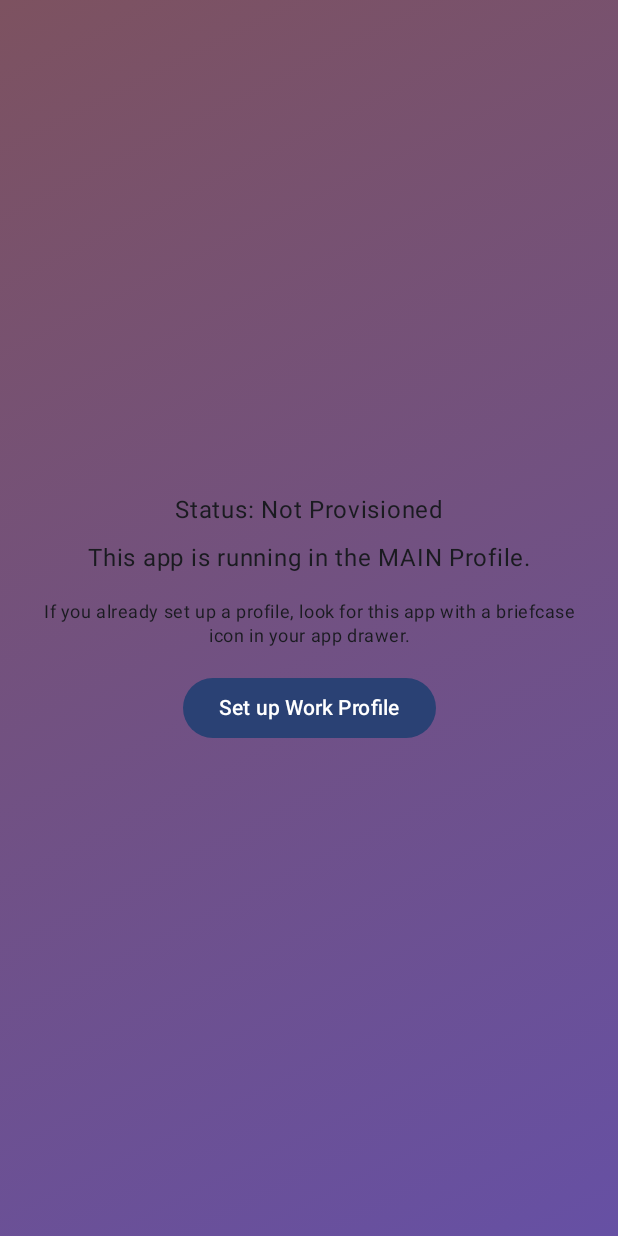
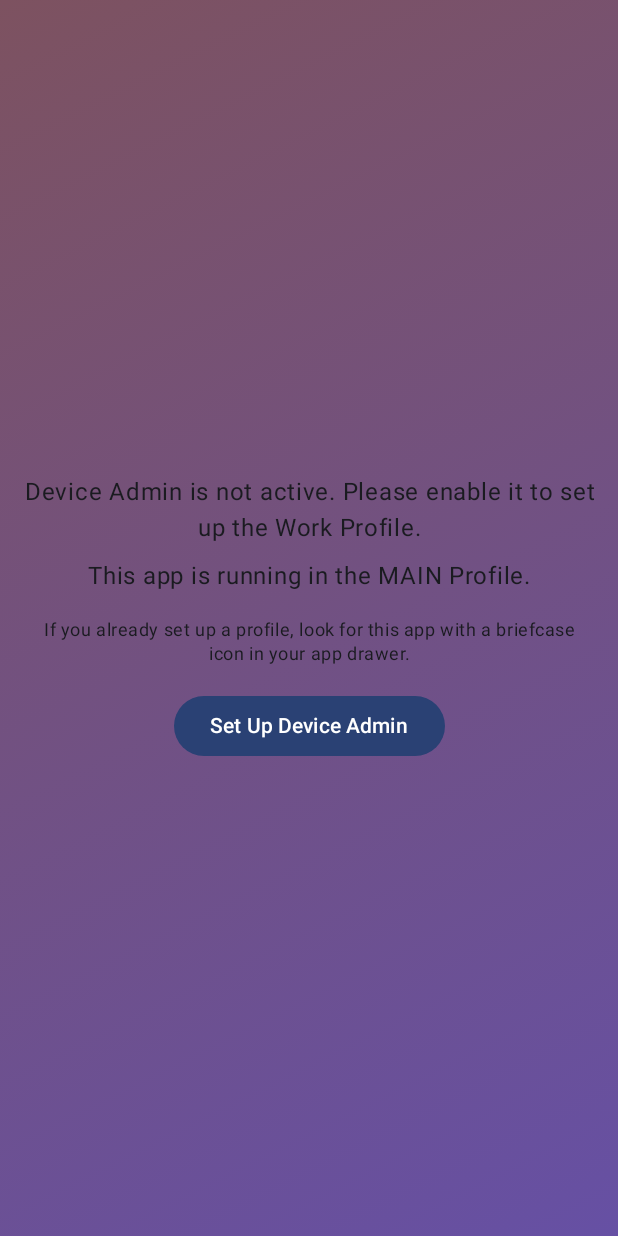
Before and after one commit to Celadonz/Android-Work-Profile-Manager, an Android app built with Jetpack Compose: the screen it shows after launch (MainActivity), on a phone screen of 412 x 824 dp. Run offline under Robolectric (Android 15) with nearby library versions, the phone set to English and light mode, and no system bars.

Commit message:
1767908151

```diff
--- a/app/src/main/java/com/mallick/nil/profilemanager/MainActivity.kt
+++ b/app/src/main/java/com/mallick/nil/profilemanager/MainActivity.kt
@@ -75,6 +75,7 @@ class MainActivity : ComponentActivity() {
                         isRunningInWorkProfile = isRunningInWorkProfile,
                         hasOtherProfiles = hasOtherProfiles,
                         onProvisionClick = { provisionManagedProfile() },
+                        onActivateAdminClick = { activateDeviceAdmin() },
                         onInstallAppClick = { packageName -> installAppInProfile(packageName) },
                         onDeleteProfileClick = { deleteWorkProfile() }
                     )
@@ -115,12 +116,7 @@ class MainActivity : ComponentActivity() {
     private fun provisionManagedProfile() {
         if (!isAdminActive) {
             Toast.makeText(this, "Please enable Device Admin first (click 'Activate Admin')", Toast.LENGTH_LONG).show()
-            // We could also trigger the admin activation intent here
-            val adminIntent = Intent(DevicePolicyManager.ACTION_ADD_DEVICE_ADMIN).apply {
-                putExtra(DevicePolicyManager.EXTRA_DEVICE_ADMIN, adminComponentName)
-                putExtra(DevicePolicyManager.EXTRA_ADD_EXPLANATION, "Required to set up the Work Profile.")
-            }
-            startActivity(adminIntent)
+            activateDeviceAdmin()
             return
         }
 
@@ -135,6 +131,14 @@ class MainActivity : ComponentActivity() {
         } else {
             Toast.makeText(this, "Provisioning not supported on this device", Toast.LENGTH_SHORT).show()
         }
+    }
+
+    private fun activateDeviceAdmin() {
+        val adminIntent = Intent(DevicePolicyManager.ACTION_ADD_DEVICE_ADMIN).apply {
+            putExtra(DevicePolicyManager.EXTRA_DEVICE_ADMIN, adminComponentName)
+            putExtra(DevicePolicyManager.EXTRA_ADD_EXPLANATION, "Required to set up the Work Profile.")
+        }
+        startActivity(adminIntent)
     }
 
     private fun installAppInProfile(packageName: String) {
@@ -173,6 +177,7 @@ fun MainScreen(
     isRunningInWorkProfile: Boolean,
     hasOtherProfiles: Boolean,
     onProvisionClick: () -> Unit,
+    onActivateAdminClick: () -> Unit,
     onInstallAppClick: (String) -> Unit,
     onDeleteProfileClick: () -> Unit
 ) {
@@ -191,10 +196,12 @@ fun MainScreen(
         verticalArrangement = Arrangement.Center
     ) {
         Text(
-            text = when {
-                isProfileOwner -> "Status: Profile Owner (Active)"
-                isAdminActive -> "Status: Device Admin (Active)"
-                else -> "Status: Not Provisioned"
+            text = if (isProfileOwner) {
+                "This app is the owner of the Work Profile."
+            } else if (isAdminActive) {
+                "Device Admin is active and managing this profile."
+            } else run {
+                "Device Admin is not active. Please enable it to set up the Work Profile."
             },
             modifier = Modifier.padding(bottom = 8.dp),
             textAlign = TextAlign.Center
@@ -219,7 +226,7 @@ fun MainScreen(
             if (hasOtherProfiles) {
                 Text(
                     text = "Warning: Another profile (Work Profile or Secure Folder) detected. " +
-                           "Android typically allows only ONE work profile. Provisioning may fail.",
+                    "Android typically allows only ONE work profile. Provisioning may fail.",
                     color = androidx.compose.ui.graphics.Color.Yellow,
                     textAlign = TextAlign.Center,
                     modifier = Modifier.padding(bottom = 16.dp),
@@ -234,8 +241,14 @@ fun MainScreen(
                 style = androidx.compose.material3.MaterialTheme.typography.bodySmall
             )
 
-            Button(onClick = onProvisionClick) {
-                Text(text = "Set up Work Profile")
+            if (isAdminActive) {
+                Button(onClick = onProvisionClick) {
+                    Text(text = "Set up Work Profile")
+                }
+            } else {
+                Button(onClick = onActivateAdminClick) {
+                    Text(text = "Set Up Device Admin")
+                }
             }
         } else {
             if (isProfileOwner) {
```
